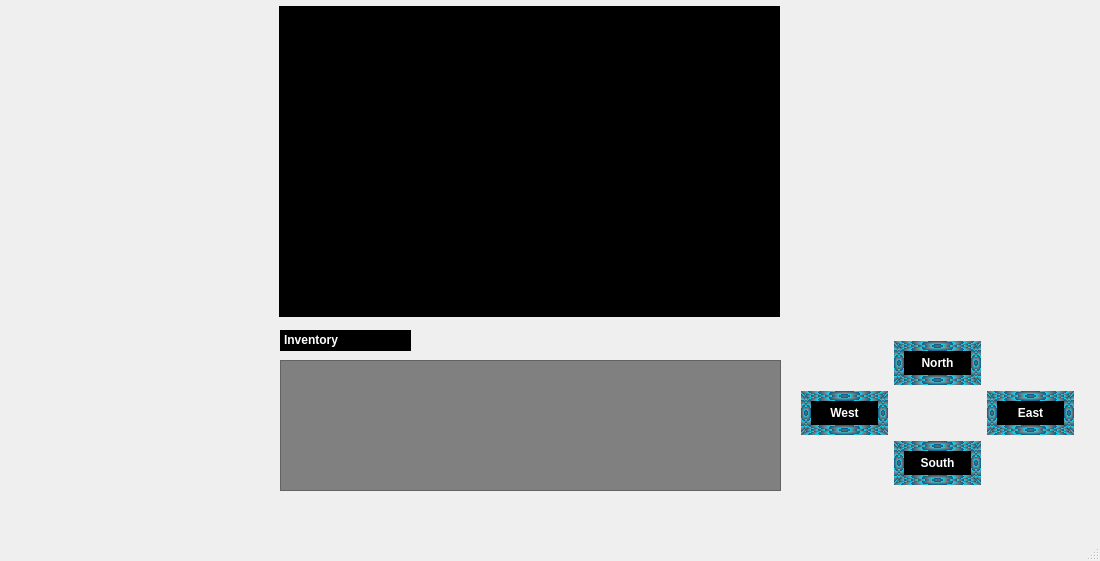
Above: mainwindow.ui from VelvetHawk/Zerk before the change. Below: the same form after it.
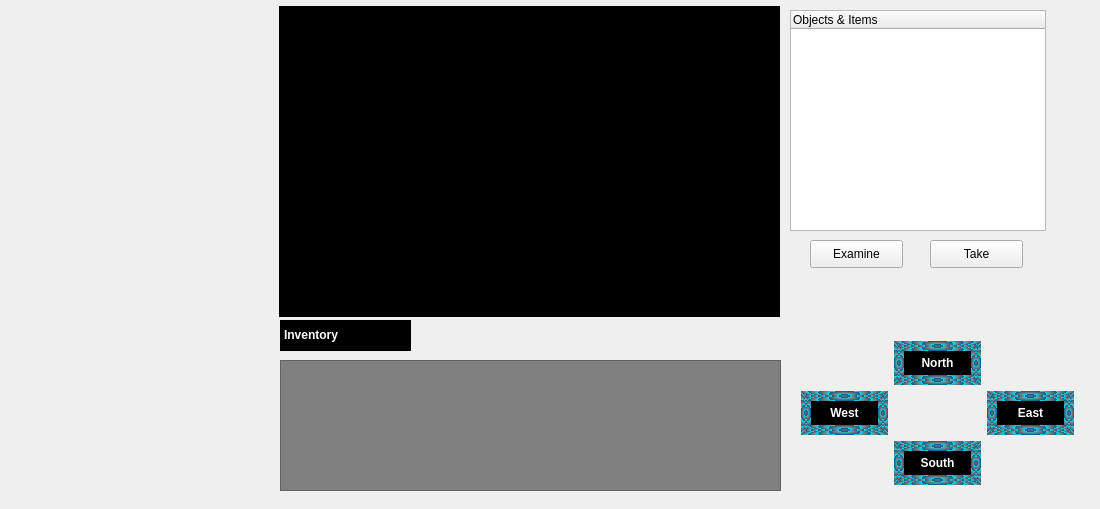
That is the form after the change. Icons and pictures are not drawn.

Commit message: Added ability to examine items and objects. Items can now be taken and put into inventory. (Inventory does not display yet)

```diff
--- a/mainwindow.ui
+++ b/mainwindow.ui
@@ -7,7 +7,7 @@
     <x>0</x>
     <y>0</y>
     <width>1100</width>
-    <height>561</height>
+    <height>509</height>
    </rect>
   </property>
   <property name="sizePolicy">
@@ -156,9 +156,9 @@
     <property name="geometry">
      <rect>
       <x>280</x>
-      <y>330</y>
+      <y>320</y>
       <width>131</width>
-      <height>21</height>
+      <height>31</height>
      </rect>
     </property>
     <property name="styleSheet">
@@ -172,18 +172,48 @@
      <string>&lt;html&gt;&lt;head/&gt;&lt;body&gt;&lt;p&gt;Inventory&lt;/p&gt;&lt;/body&gt;&lt;/html&gt;</string>
     </property>
    </widget>
+   <widget class="QTreeWidget" name="ObjectList">
+    <property name="geometry">
+     <rect>
+      <x>790</x>
+      <y>10</y>
+      <width>256</width>
+      <height>221</height>
+     </rect>
+    </property>
+    <column>
+     <property name="text">
+      <string>Objects &amp; Items</string>
+     </property>
+    </column>
+   </widget>
+   <widget class="QPushButton" name="Examine">
+    <property name="geometry">
+     <rect>
+      <x>810</x>
+      <y>240</y>
+      <width>93</width>
+      <height>28</height>
+     </rect>
+    </property>
+    <property name="text">
+     <string>Examine</string>
+    </property>
+   </widget>
+   <widget class="QPushButton" name="Take">
+    <property name="geometry">
+     <rect>
+      <x>930</x>
+      <y>240</y>
+      <width>93</width>
+      <height>28</height>
+     </rect>
+    </property>
+    <property name="text">
+     <string>Take</string>
+    </property>
+   </widget>
   </widget>
-  <widget class="QMenuBar" name="menuBar">
-   <property name="geometry">
-    <rect>
-     <x>0</x>
-     <y>0</y>
-     <width>1100</width>
-     <height>26</height>
-    </rect>
-   </property>
-  </widget>
-  <widget class="QStatusBar" name="statusBar"/>
  </widget>
  <layoutdefault spacing="6" margin="11"/>
  <resources/>
```
Left out of the diff: 2 changed lines with no effect on the pictures. The commit also changes 12 other files.
